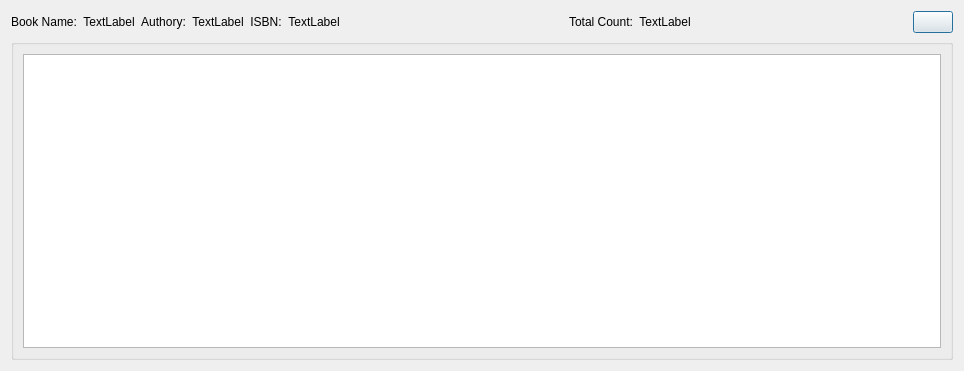
daizxn/LibraryManagementSystem, file src/view/Forms/schemedialog.ui: the form before one commit.
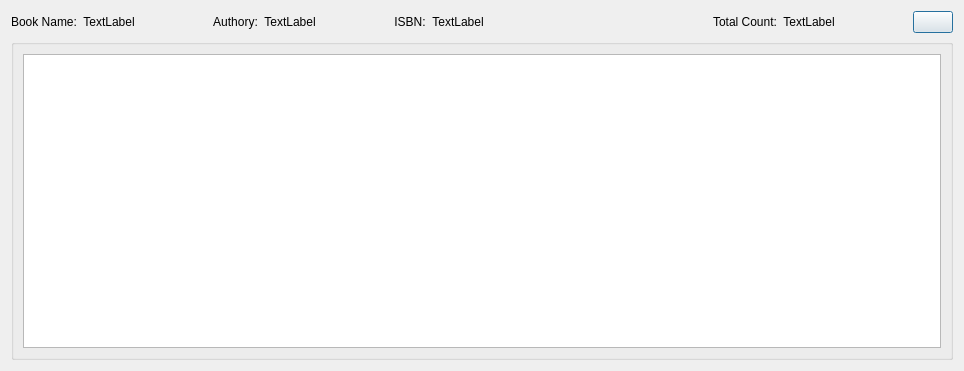
The form after the commit.

Diff of the .ui file:
```diff
--- a/src/view/Forms/schemedialog.ui
+++ b/src/view/Forms/schemedialog.ui
@@ -42,6 +42,19 @@
        </property>
       </widget>
      </item>
+     <item>
+      <spacer name="horizontalSpacer_3">
+       <property name="orientation">
+        <enum>Qt::Orientation::Horizontal</enum>
+       </property>
+       <property name="sizeHint" stdset="0">
+        <size>
+         <width>40</width>
+         <height>20</height>
+        </size>
+       </property>
+      </spacer>
+     </item>
      <item>
       <widget class="QLabel" name="label_3">
        <property name="text">
@@ -68,6 +81,19 @@
        </property>
       </widget>
      </item>
+     <item>
+      <spacer name="horizontalSpacer_4">
+       <property name="orientation">
+        <enum>Qt::Orientation::Horizontal</enum>
+       </property>
+       <property name="sizeHint" stdset="0">
+        <size>
+         <width>40</width>
+         <height>20</height>
+        </size>
+       </property>
+      </spacer>
+     </item>
      <item>
       <widget class="QLabel" name="label_5">
        <property name="text">
```
Left out of the diff: 68 changed lines with no effect on the pictures.
